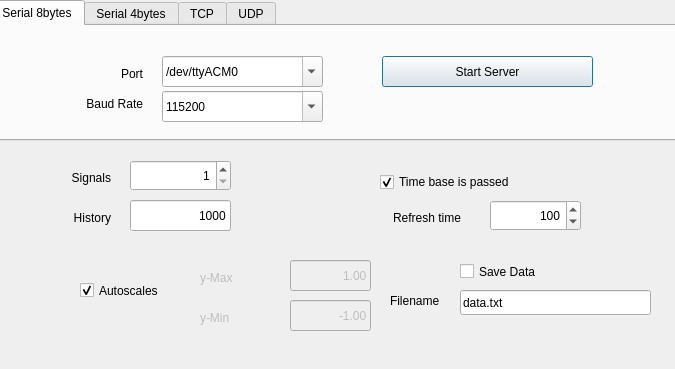
Before: the Qt Designer form BlockEditor/pyplt.ui in robertobucher/pysimCoder, drawn with Qt 5.
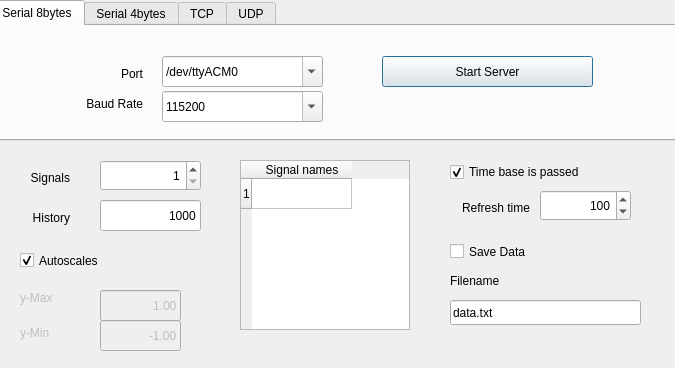
After: the same form once the commit is applied.

Commit message:
BlockEditor/qtgRTScope.py: add support for pyqtgraph legends
Reconfigure pyplt.ui to add a QTableWidget to incorporate names
for signals. The number of rows depends on the number of signals
in the Signals spin box. If the nth signal is empty, the name
"Signal n" is used instead.

Patch:
```diff
--- a/BlockEditor/pyplt.ui
+++ b/BlockEditor/pyplt.ui
@@ -7,7 +7,7 @@
     <x>0</x>
     <y>0</y>
     <width>675</width>
-    <height>369</height>
+    <height>368</height>
    </rect>
   </property>
   <property name="sizePolicy">
@@ -22,9 +22,9 @@
   <widget class="QLabel" name="label_2">
    <property name="geometry">
     <rect>
-     <x>0</x>
+     <x>20</x>
      <y>170</y>
-     <width>111</width>
+     <width>50</width>
      <height>16</height>
     </rect>
    </property>
@@ -38,9 +38,9 @@
   <widget class="QLabel" name="label_3">
    <property name="geometry">
     <rect>
-     <x>0</x>
+     <x>20</x>
      <y>210</y>
-     <width>111</width>
+     <width>50</width>
      <height>16</height>
     </rect>
    </property>
@@ -54,9 +54,9 @@
   <widget class="QLabel" name="label_4">
    <property name="geometry">
     <rect>
-     <x>350</x>
-     <y>210</y>
-     <width>111</width>
+     <x>450</x>
+     <y>200</y>
+     <width>80</width>
      <height>16</height>
     </rect>
    </property>
@@ -70,7 +70,7 @@
   <widget class="QSpinBox" name="sbNsig">
    <property name="geometry">
     <rect>
-     <x>130</x>
+     <x>100</x>
      <y>160</y>
      <width>101</width>
      <height>31</height>
@@ -86,7 +86,7 @@
   <widget class="QLineEdit" name="edHist">
    <property name="geometry">
     <rect>
-     <x>130</x>
+     <x>100</x>
      <y>200</y>
      <width>101</width>
      <height>31</height>
@@ -102,8 +102,8 @@
   <widget class="QSpinBox" name="sbRefT">
    <property name="geometry">
     <rect>
-     <x>490</x>
-     <y>200</y>
+     <x>540</x>
+     <y>190</y>
      <width>91</width>
      <height>31</height>
     </rect>
@@ -127,8 +127,8 @@
   <widget class="QCheckBox" name="ckAutoscale">
    <property name="geometry">
     <rect>
-     <x>80</x>
-     <y>280</y>
+     <x>20</x>
+     <y>250</y>
      <width>85</width>
      <height>21</height>
     </rect>
@@ -146,8 +146,8 @@
    </property>
    <property name="geometry">
     <rect>
-     <x>200</x>
-     <y>310</y>
+     <x>20</x>
+     <y>325</y>
      <width>57</width>
      <height>15</height>
     </rect>
@@ -162,8 +162,8 @@
    </property>
    <property name="geometry">
     <rect>
-     <x>200</x>
-     <y>270</y>
+     <x>20</x>
+     <y>290</y>
      <width>57</width>
      <height>15</height>
     </rect>
@@ -178,8 +178,8 @@
    </property>
    <property name="geometry">
     <rect>
-     <x>290</x>
-     <y>300</y>
+     <x>100</x>
+     <y>320</y>
      <width>81</width>
      <height>31</height>
     </rect>
@@ -197,8 +197,8 @@
    </property>
    <property name="geometry">
     <rect>
-     <x>290</x>
-     <y>260</y>
+     <x>100</x>
+     <y>290</y>
      <width>81</width>
      <height>31</height>
     </rect>
@@ -600,8 +600,8 @@
   <widget class="QCheckBox" name="ckSaveData">
    <property name="geometry">
     <rect>
-     <x>460</x>
-     <y>260</y>
+     <x>450</x>
+     <y>240</y>
      <width>90</width>
      <height>23</height>
     </rect>
@@ -613,8 +613,8 @@
   <widget class="QLabel" name="label_8">
    <property name="geometry">
     <rect>
-     <x>390</x>
-     <y>290</y>
+     <x>450</x>
+     <y>270</y>
      <width>62</width>
      <height>21</height>
     </rect>
@@ -626,8 +626,8 @@
   <widget class="QLineEdit" name="lnFilename">
    <property name="geometry">
     <rect>
-     <x>460</x>
-     <y>290</y>
+     <x>450</x>
+     <y>300</y>
      <width>191</width>
      <height>25</height>
     </rect>
@@ -639,8 +639,8 @@
   <widget class="QCheckBox" name="ckTimeEnabled">
    <property name="geometry">
     <rect>
-     <x>380</x>
-     <y>170</y>
+     <x>450</x>
+     <y>160</y>
      <width>181</width>
      <height>24</height>
     </rect>
@@ -652,6 +652,26 @@
     <bool>true</bool>
    </property>
   </widget>
+  <widget class="QTableWidget" name="tableSig">
+   <property name="geometry">
+    <rect>
+     <x>240</x>
+     <y>160</y>
+     <width>170</width>
+     <height>170</height>
+    </rect>
+   </property>
+   <row>
+    <property name="text">
+     <string>1</string>
+    </property>
+   </row>
+   <column>
+    <property name="text">
+     <string>Signal names</string>
+    </property>
+   </column>
+  </widget>
  </widget>
  <resources/>
  <connections/>
```
The commit also changes 1 other file.
